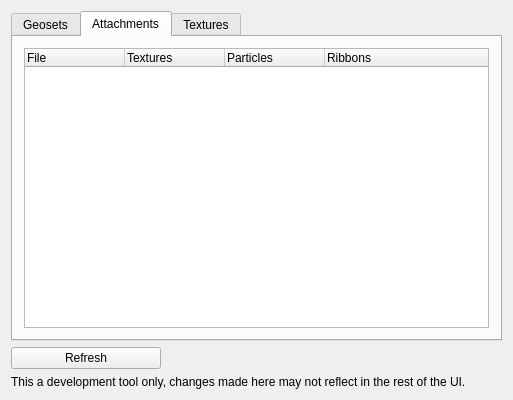
Above: WMVx/DevTools.ui from Frostshake/WMVx before the change. Below: the same form after it.
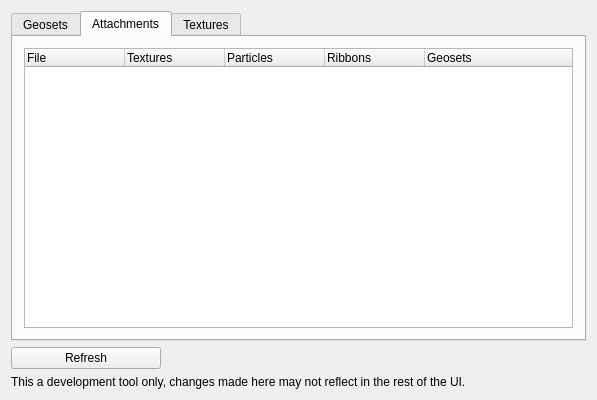
That is the form after the change. The open tabs and pages were chosen to show the change.

Commit message: Improved attachment info shown in dev tools window.

What changed in the file:
```diff
--- a/WMVx/DevTools.ui
+++ b/WMVx/DevTools.ui
@@ -6,7 +6,7 @@
    <rect>
     <x>0</x>
     <y>0</y>
-    <width>513</width>
+    <width>597</width>
     <height>400</height>
    </rect>
   </property>
@@ -76,6 +76,11 @@
             <string>Ribbons</string>
            </property>
           </column>
+          <column>
+           <property name="text">
+            <string>Geosets</string>
+           </property>
+          </column>
          </widget>
         </item>
        </layout>
```
The commit also changes 2 other files.
